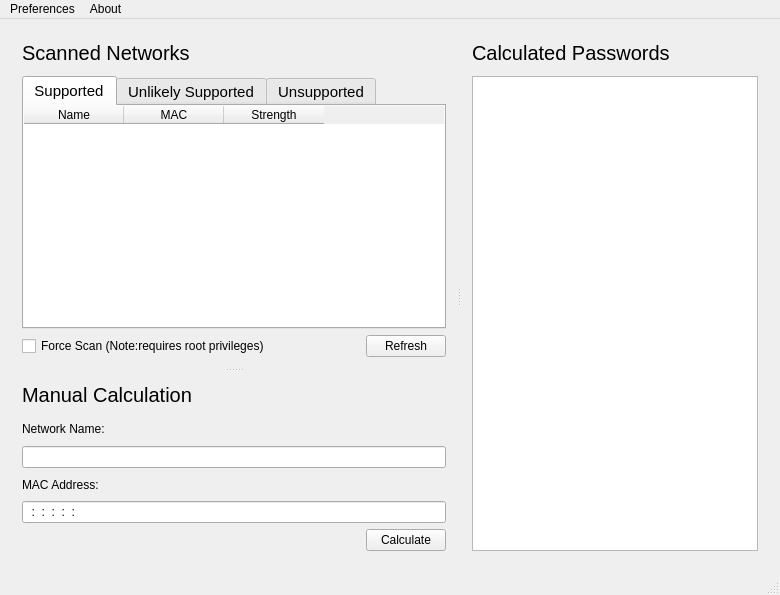
Old version of the form src/forms/routerkeygen.ui in the repository routerkeygen/routerkeygenPC.
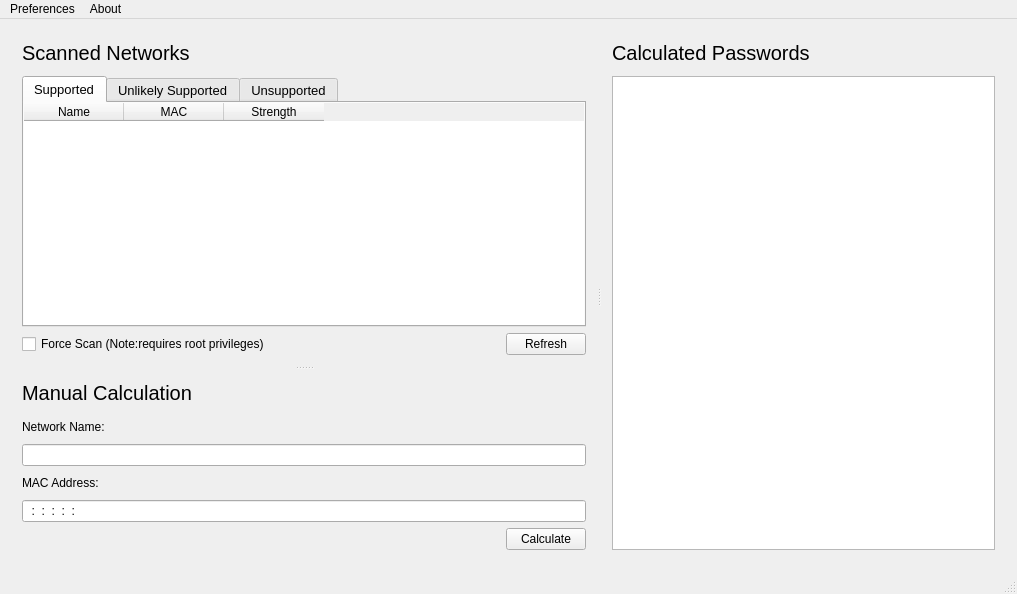
New version of the form. Icons and pictures are not drawn.

```diff
--- a/src/forms/routerkeygen.ui
+++ b/src/forms/routerkeygen.ui
@@ -6,8 +6,8 @@
    <rect>
     <x>0</x>
     <y>0</y>
-    <width>780</width>
-    <height>595</height>
+    <width>1017</width>
+    <height>594</height>
    </rect>
   </property>
   <property name="minimumSize">
@@ -55,7 +55,7 @@
           <widget class="QTabWidget" name="networkSplitter">
            <property name="font">
             <font>
-             <pointsize>11</pointsize>
+             <pointsize>10</pointsize>
             </font>
            </property>
            <property name="tabPosition">
@@ -473,7 +473,7 @@
          <item row="5" column="0">
           <widget class="QLineEdit" name="macInput">
            <property name="inputMask">
-            <string>HH:HH:HH:HH:HH:HH</string>
+            <string>HH:HH:HH:HH:HH:HH; </string>
            </property>
           </widget>
          </item>
@@ -547,8 +547,8 @@
     <rect>
      <x>0</x>
      <y>0</y>
-     <width>780</width>
-     <height>25</height>
+     <width>1017</width>
+     <height>26</height>
     </rect>
    </property>
    <widget class="QMenu" name="menuAbout">
```
Left out of the diff: 37 changed lines with no effect on the pictures.
